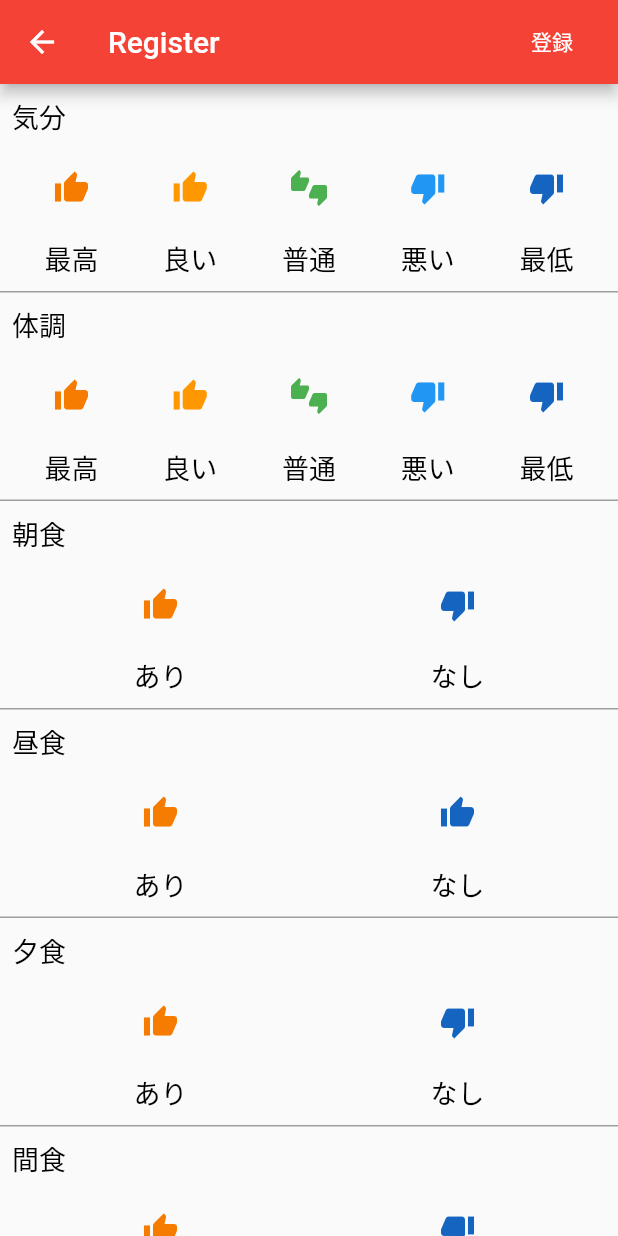
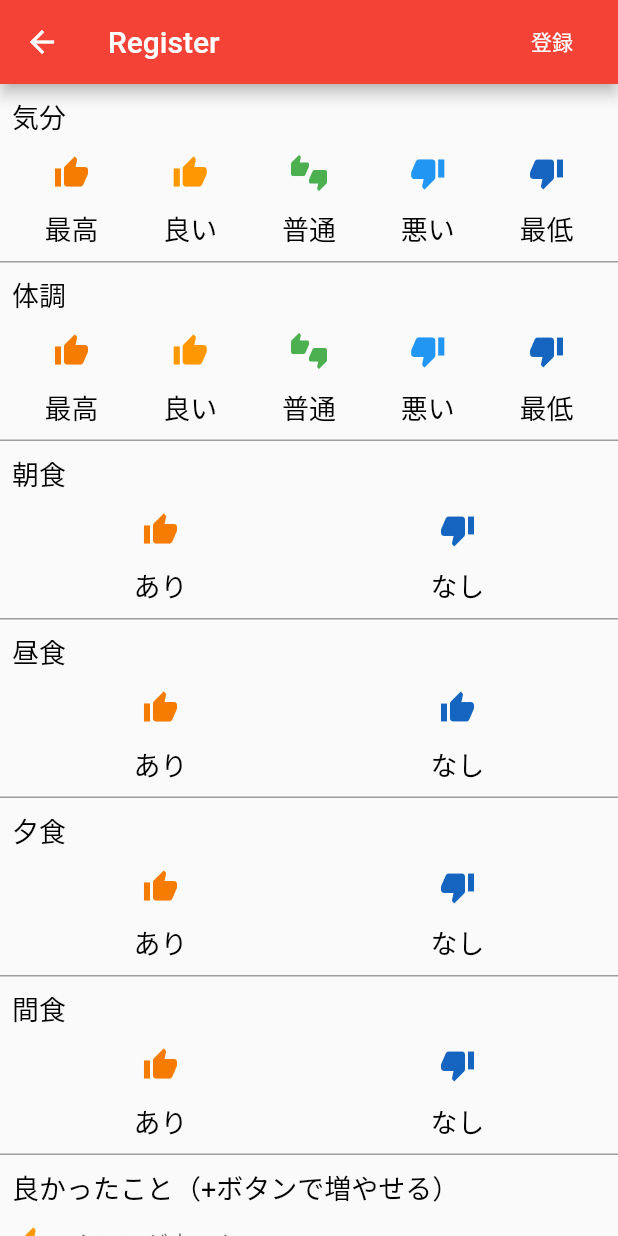
Before and after one commit to tadashi1104/save-state-onFlutter, a Flutter app: the RegisterPage screen opened directly, on a phone screen of 412 x 824 dp. Run offline on Flutter 3.47's test engine with Material 2 defaults, Android fonts, the phone set to English and light mode, and no system bars; our stand-ins replace flutter_calendar_carousel, flutter_sticky_header, sqflite; accounts and stored records are empty.

Commit message:
20200110-1

```diff
--- a/lib/register_page.dart
+++ b/lib/register_page.dart
@@ -199,7 +199,7 @@ class _RegisterPage extends State<RegisterPage> {
 
   final otherController = TextEditingController();
 
-  PushedRegistration() async {
+  Future<void> _pushedRegistration() async {
     final goodPoints = List<GoodPoints>();
     final badPoints = List<BadPoints>();
 
@@ -246,7 +246,7 @@ class _RegisterPage extends State<RegisterPage> {
       // drawer: MyDrawer(),
       appBar: ReigsterAppBar(
         title: 'Register',
-        function: PushedRegistration
+        function: _pushedRegistration
       ),
       body: _buildRegisterList(),
     );
@@ -837,7 +837,6 @@ class _StateIcon<T> extends State<StateIcon<T>> {
   @override
   Widget build(BuildContext context) {
     return Container(
-      margin: EdgeInsets.all(10.0),
       child: IconButton(
         icon: Icon(widget.icon,
           color: (widget.groupValue == widget.value || !_state.containsKey(widget.type)) ? widget.color : Colors.grey,
```
Also changed, not shown: lib/db_provider.dart (+22 -0 lines).
